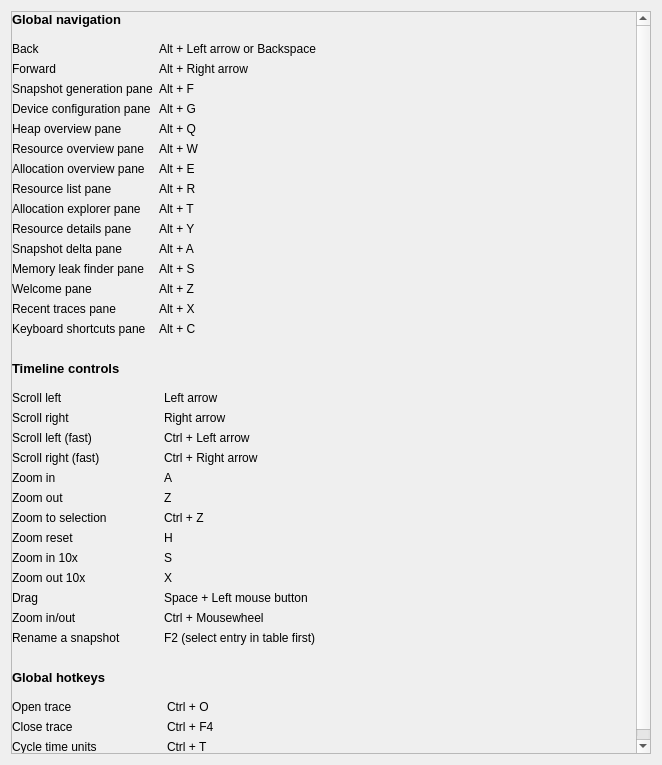
First picture: the form in source/frontend/views/settings/keyboard_shortcuts_pane.ui, repository GPUOpen-Tools/radeon_memory_visualizer, before the edit.
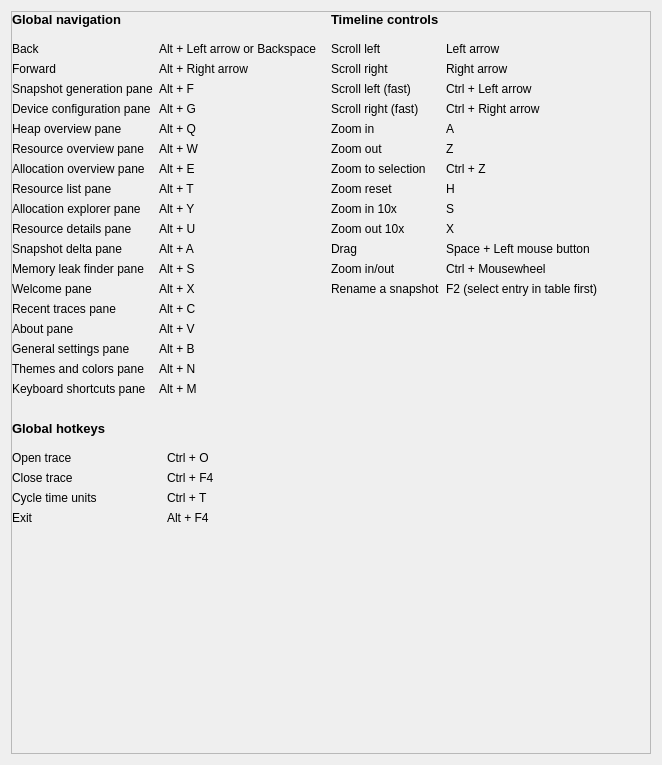
Second picture: the form after the edit. Custom widgets are drawn as their Qt base class.

```diff
--- a/source/frontend/views/settings/keyboard_shortcuts_pane.ui
+++ b/source/frontend/views/settings/keyboard_shortcuts_pane.ui
@@ -301,7 +301,7 @@
                    </sizepolicy>
                   </property>
                   <property name="text">
-                   <string>Alt + R</string>
+                   <string>Alt + T</string>
                   </property>
                  </widget>
                 </item>
@@ -327,7 +327,7 @@
                    </sizepolicy>
                   </property>
                   <property name="text">
-                   <string>Alt + T</string>
+                   <string>Alt + Y</string>
                   </property>
                  </widget>
                 </item>
@@ -353,7 +353,7 @@
                    </sizepolicy>
                   </property>
                   <property name="text">
-                   <string>Alt + Y</string>
+                   <string>Alt + U</string>
                   </property>
                  </widget>
                 </item>
@@ -431,7 +431,7 @@
                    </sizepolicy>
                   </property>
                   <property name="text">
-                   <string>Alt + Z</string>
+                   <string>Alt + X</string>
                   </property>
                  </widget>
                 </item>
@@ -457,11 +457,89 @@
                    </sizepolicy>
                   </property>
                   <property name="text">
-                   <string>Alt + X</string>
+                   <string>Alt + C</string>
                   </property>
                  </widget>
                 </item>
                 <item row="14" column="0">
+                 <widget class="ScaledLabel" name="label_about_">
+                  <property name="sizePolicy">
+                   <sizepolicy hsizetype="MinimumExpanding" vsizetype="Fixed">
+                    <horstretch>0</horstretch>
+                    <verstretch>0</verstretch>
+                   </sizepolicy>
+                  </property>
+                  <property name="text">
+                   <string>About pane</string>
+                  </property>
+                 </widget>
+                </item>
+                <item row="14" column="1">
+                 <widget class="ScaledLabel" name="content_about_">
+                  <property name="sizePolicy">
+                   <sizepolicy hsizetype="MinimumExpanding" vsizetype="Fixed">
+                    <horstretch>0</horstretch>
+                    <verstretch>0</verstretch>
+                   </sizepolicy>
+                  </property>
+                  <property name="text">
+                   <string>Alt + V</string>
+                  </property>
+                 </widget>
+                </item>
+                <item row="15" column="0">
+                 <widget class="ScaledLabel" name="label_general_settings_">
+                  <property name="sizePolicy">
+                   <sizepolicy hsizetype="MinimumExpanding" vsizetype="Fixed">
+                    <horstretch>0</horstretch>
+                    <verstretch>0</verstretch>
+                   </sizepolicy>
+                  </property>
+                  <property name="text">
+                   <string>General settings pane</string>
+                  </property>
+                 </widget>
+                </item>
+                <item row="15" column="1">
+                 <widget class="ScaledLabel" name="content_general_settings_">
+                  <property name="sizePolicy">
+                   <sizepolicy hsizetype="MinimumExpanding" vsizetype="Fixed">
+                    <horstretch>0</horstretch>
+                    <verstretch>0</verstretch>
+                   </sizepolicy>
+                  </property>
+                  <property name="text">
+                   <string>Alt + B</string>
+                  </property>
+                 </widget>
+                </item>
+                <item row="16" column="0">
+                 <widget class="ScaledLabel" name="label_themes_and_colors_">
+                  <property name="sizePolicy">
+                   <sizepolicy hsizetype="MinimumExpanding" vsizetype="Fixed">
+                    <horstretch>0</horstretch>
+                    <verstretch>0</verstretch>
+                   </sizepolicy>
+                  </property>
+                  <property name="text">
+                   <string>Themes and colors pane</string>
+                  </property>
+                 </widget>
+                </item>
+                <item row="16" column="1">
+                 <widget class="ScaledLabel" name="content_themes_and_colors_">
+                  <property name="sizePolicy">
+                   <sizepolicy hsizetype="MinimumExpanding" vsizetype="Fixed">
+                    <horstretch>0</horstretch>
+                    <verstretch>0</verstretch>
+                   </sizepolicy>
+                  </property>
+                  <property name="text">
+                   <string>Alt + N</string>
+                  </property>
+                 </widget>
+                </item>
+                <item row="17" column="0">
                  <widget class="ScaledLabel" name="label_keyboard_shortcuts_">
                   <property name="sizePolicy">
                    <sizepolicy hsizetype="MinimumExpanding" vsizetype="Fixed">
@@ -474,7 +552,7 @@
                   </property>
                  </widget>
                 </item>
-                <item row="14" column="1">
+                <item row="17" column="1">
                  <widget class="ScaledLabel" name="content_keyboard_shortcuts_">
                   <property name="sizePolicy">
                    <sizepolicy hsizetype="MinimumExpanding" vsizetype="Fixed">
@@ -483,7 +561,7 @@
                    </sizepolicy>
                   </property>
                   <property name="text">
-                   <string>Alt + C</string>
+                   <string>Alt + M</string>
                   </property>
                  </widget>
                 </item>
@@ -507,6 +585,172 @@
               </spacer>
              </item>
              <item>
+              <widget class="ScaledLabel" name="label_global_hotkeys_">
+               <property name="sizePolicy">
+                <sizepolicy hsizetype="MinimumExpanding" vsizetype="Fixed">
+                 <horstretch>0</horstretch>
+                 <verstretch>0</verstretch>
+                </sizepolicy>
+               </property>
+               <property name="font">
+                <font>
+                 <pointsize>10</pointsize>
+                 <weight>75</weight>
+                 <bold>true</bold>
+                </font>
+               </property>
+               <property name="text">
+                <string>Global hotkeys</string>
+               </property>
+              </widget>
+             </item>
+             <item>
+              <widget class="QWidget" name="global_hotkeys_layout_" native="true">
+               <layout class="QGridLayout" name="grid_layout_2_">
+                <property name="leftMargin">
+                 <number>0</number>
+                </property>
+                <item row="0" column="0">
+                 <widget class="ScaledLabel" name="label_open_">
+                  <property name="sizePolicy">
+                   <sizepolicy hsizetype="MinimumExpanding" vsizetype="Fixed">
+                    <horstretch>0</horstretch>
+                    <verstretch>0</verstretch>
+                   </sizepolicy>
+                  </property>
+                  <property name="text">
+                   <string>Open trace</string>
+                  </property>
+                 </widget>
+                </item>
+                <item row="0" column="1">
+                 <widget class="ScaledLabel" name="content_open_">
+                  <property name="sizePolicy">
+                   <sizepolicy hsizetype="MinimumExpanding" vsizetype="Fixed">
+                    <horstretch>0</horstretch>
+                    <verstretch>0</verstretch>
+                   </sizepolicy>
+                  </property>
+                  <property name="text">
+                   <string>Ctrl + O</string>
+                  </property>
+                 </widget>
+                </item>
+                <item row="1" column="0">
+                 <widget class="ScaledLabel" name="label_close_">
+                  <property name="sizePolicy">
+                   <sizepolicy hsizetype="MinimumExpanding" vsizetype="Fixed">
+                    <horstretch>0</horstretch>
+                    <verstretch>0</verstretch>
+                   </sizepolicy>
+                  </property>
+                  <property name="text">
+                   <string>Close trace</string>
+                  </property>
+                 </widget>
+                </item>
+                <item row="1" column="1">
+                 <widget class="ScaledLabel" name="content_close_">
+                  <property name="sizePolicy">
+                   <sizepolicy hsizetype="MinimumExpanding" vsizetype="Fixed">
+                    <horstretch>0</horstretch>
+                    <verstretch>0</verstretch>
+                   </sizepolicy>
+                  </property>
+                  <property name="text">
+                   <string>Ctrl + F4</string>
+                  </property>
+                 </widget>
+                </item>
+                <item row="2" column="0">
+                 <widget class="ScaledLabel" name="label_cycle_time_">
+                  <property name="sizePolicy">
+                   <sizepolicy hsizetype="MinimumExpanding" vsizetype="Fixed">
+                    <horstretch>0</horstretch>
+                    <verstretch>0</verstretch>
+                   </sizepolicy>
+                  </property>
+                  <property name="text">
+                   <string>Cycle time units</string>
+                  </property>
+                 </widget>
+                </item>
+                <item row="2" column="1">
+                 <widget class="ScaledLabel" name="content_cycle_time_">
+                  <property name="sizePolicy">
+                   <sizepolicy hsizetype="MinimumExpanding" vsizetype="Fixed">
+                    <horstretch>0</horstretch>
+                    <verstretch>0</verstretch>
+                   </sizepolicy>
+                  </property>
+                  <property name="text">
+                   <string>Ctrl + T</string>
+                  </property>
+                 </widget>
+                </item>
+                <item row="3" column="0">
+                 <widget class="ScaledLabel" name="label_exit_">
+                  <property name="sizePolicy">
+                   <sizepolicy hsizetype="MinimumExpanding" vsizetype="Fixed">
+                    <horstretch>0</horstretch>
+                    <verstretch>0</verstretch>
+                   </sizepolicy>
+                  </property>
+                  <property name="text">
+                   <string>Exit</string>
+                  </property>
+                 </widget>
+                </item>
+                <item row="3" column="1">
+                 <widget class="ScaledLabel" name="content_exit_">
+                  <property name="sizePolicy">
+                   <sizepolicy hsizetype="MinimumExpanding" vsizetype="Fixed">
+                    <horstretch>0</horstretch>
+                    <verstretch>0</verstretch>
+                   </sizepolicy>
+                  </property>
+                  <property name="text">
+                   <string>Alt + F4</string>
+                  </property>
+                 </widget>
+                </item>
+               </layout>
+              </widget>
+             </item>
+             <item>
+              <spacer name="vertical_spacer_end_column_1">
+               <property name="orientation">
+                <enum>Qt::Vertical</enum>
+               </property>
+               <property name="sizeHint" stdset="0">
+                <size>
+                 <width>20</width>
+                 <height>20</height>
+                </size>
+               </property>
+              </spacer>
+             </item>
+            </layout>
+           </widget>
+          </item>
+          <item>
+           <widget class="QWidget" name="column_2_wrapper_" native="true">
+            <layout class="QVBoxLayout" name="vertical_layout_4_">
+             <property name="leftMargin">
+              <number>0</number>
+             </property>
+             <property name="topMargin">
+              <number>0</number>
+             </property>
+             <property name="rightMargin">
+              <number>0</number>
+             </property>
+             <property name="bottomMargin">
+              <number>0</number>
+             </property>
+
+
+             <item>
               <widget class="ScaledLabel" name="label_timeline_controls_">
                <property name="sizePolicy">
                 <sizepolicy hsizetype="MinimumExpanding" vsizetype="Fixed">
@@ -915,131 +1159,9 @@
                </layout>
               </widget>
              </item>
+
              <item>
-              <spacer name="vertical_spacer_2_">
-               <property name="orientation">
-                <enum>Qt::Vertical</enum>
-               </property>
-               <property name="sizeType">
-                <enum>QSizePolicy::Fixed</enum>
-               </property>
-               <property name="sizeHint" stdset="0">
-                <size>
-                 <width>20</width>
-                 <height>10</height>
-                </size>
-               </property>
-              </spacer>
-             </item>
-             <item>
-              <widget class="ScaledLabel" name="label_global_hotkeys_">
-               <property name="sizePolicy">
-                <sizepolicy hsizetype="MinimumExpanding" vsizetype="Fixed">
-                 <horstretch>0</horstretch>
-                 <verstretch>0</verstretch>
-                </sizepolicy>
-               </property>
-               <property name="font">
-                <font>
-                 <pointsize>10</pointsize>
-                 <weight>75</weight>
-                 <bold>true</bold>
-                </font>
-               </property>
-               <property name="text">
-                <string>Global hotkeys</string>
-               </property>
-              </widget>
-             </item>
-             <item>
-              <widget class="QWidget" name="global_hotkeys_layout_" native="true">
-               <layout class="QGridLayout" name="grid_layout_2_">
-                <property name="leftMargin">
-                 <number>0</number>
-                </property>
-                <item row="0" column="0">
-                 <widget class="ScaledLabel" name="label_open_">
-                  <property name="sizePolicy">
-                   <sizepolicy hsizetype="MinimumExpanding" vsizetype="Fixed">
-                    <horstretch>0</horstretch>
-                    <verstretch>0</verstretch>
-                   </sizepolicy>
-                  </property>
-                  <property name="text">
-                   <string>Open trace</string>
-                  </property>
-                 </widget>
-                </item>
-                <item row="0" column="1">
-                 <widget class="ScaledLabel" name="content_open_">
-                  <property name="sizePolicy">
-                   <sizepolicy hsizetype="MinimumExpanding" vsizetype="Fixed">
-                    <horstretch>0</horstretch>
-                    <verstretch>0</verstretch>
-                   </sizepolicy>
-                  </property>
-                  <property name="text">
-                   <string>Ctrl + O</string>
-                  </property>
-                 </widget>
-                </item>
-                <item row="1" column="0">
-                 <widget class="ScaledLabel" name="label_close_">
-                  <property name="sizePolicy">
-                   <sizepolicy hsizetype="MinimumExpanding" vsizetype="Fixed">
-                    <horstretch>0</horstretch>
-                    <verstretch>0</verstretch>
-                   </sizepolicy>
-                  </property>
-                  <property name="text">
-                   <string>Close trace</string>
-                  </property>
-                 </widget>
-                </item>
-                <item row="1" column="1">
-                 <widget class="ScaledLabel" name="content_close_">
-                  <property name="sizePolicy">
-                   <sizepolicy hsizetype="MinimumExpanding" vsizetype="Fixed">
-                    <horstretch>0</horstretch>
-                    <verstretch>0</verstretch>
-                   </sizepolicy>
-                  </property>
-                  <property name="text">
-                   <string>Ctrl + F4</string>
-                  </property>
-                 </widget>
-                </item>
-                <item row="2" column="0">
-                 <widget class="ScaledLabel" name="label_cycle_time_">
-                  <property name="sizePolicy">
-                   <sizepolicy hsizetype="MinimumExpanding" vsizetype="Fixed">
-                    <horstretch>0</horstretch>
-                    <verstretch>0</verstretch>
-                   </sizepolicy>
-                  </property>
-                  <property name="text">
-                   <string>Cycle time units</string>
-                  </property>
-                 </widget>
-                </item>
-                <item row="2" column="1">
-                 <widget class="ScaledLabel" name="content_cycle_time_">
-                  <property name="sizePolicy">
-                   <sizepolicy hsizetype="MinimumExpanding" vsizetype="Fixed">
-                    <horstretch>0</horstretch>
-                    <verstretch>0</verstretch>
-                   </sizepolicy>
-                  </property>
-                  <property name="text">
-                   <string>Ctrl + T</string>
-                  </property>
-                 </widget>
-                </item>
-               </layout>
-              </widget>
-             </item>
-             <item>
-              <spacer name="vertical_spacer_end_">
+              <spacer name="vertical_spacer_end_column_2">
                <property name="orientation">
                 <enum>Qt::Vertical</enum>
                </property>
```
Left out of the diff: 2 changed lines with no effect on the pictures.
